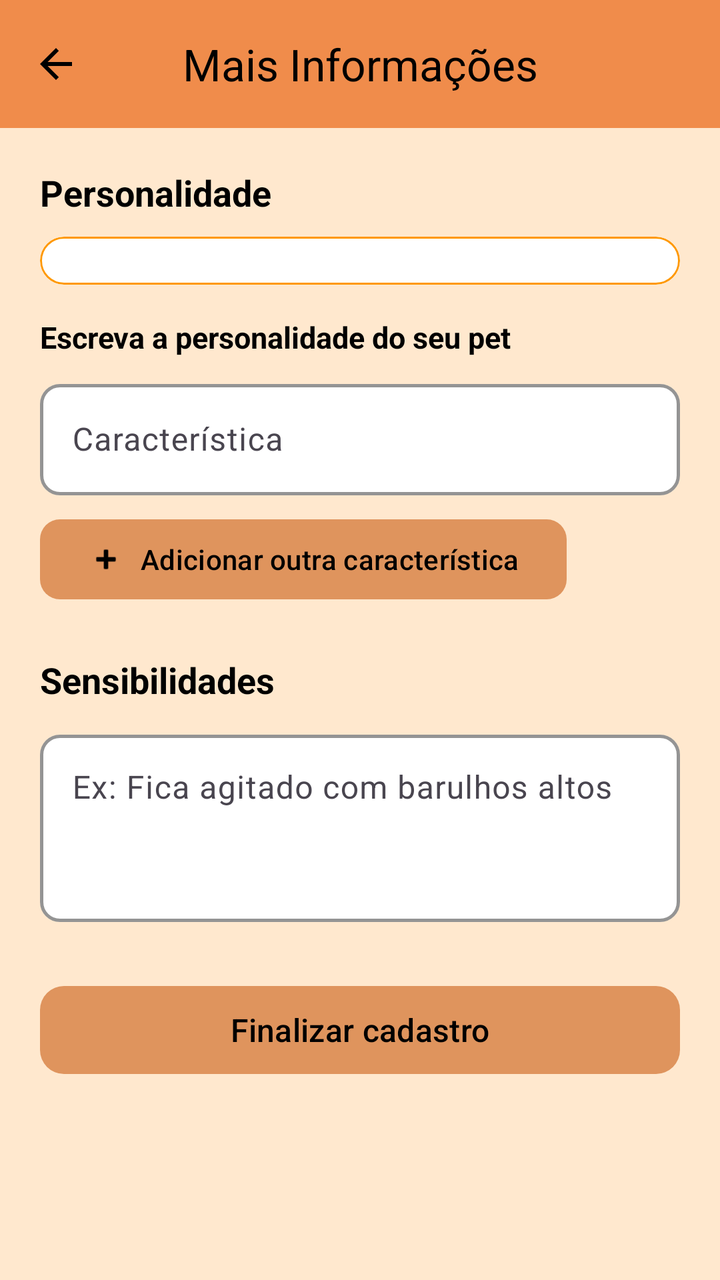
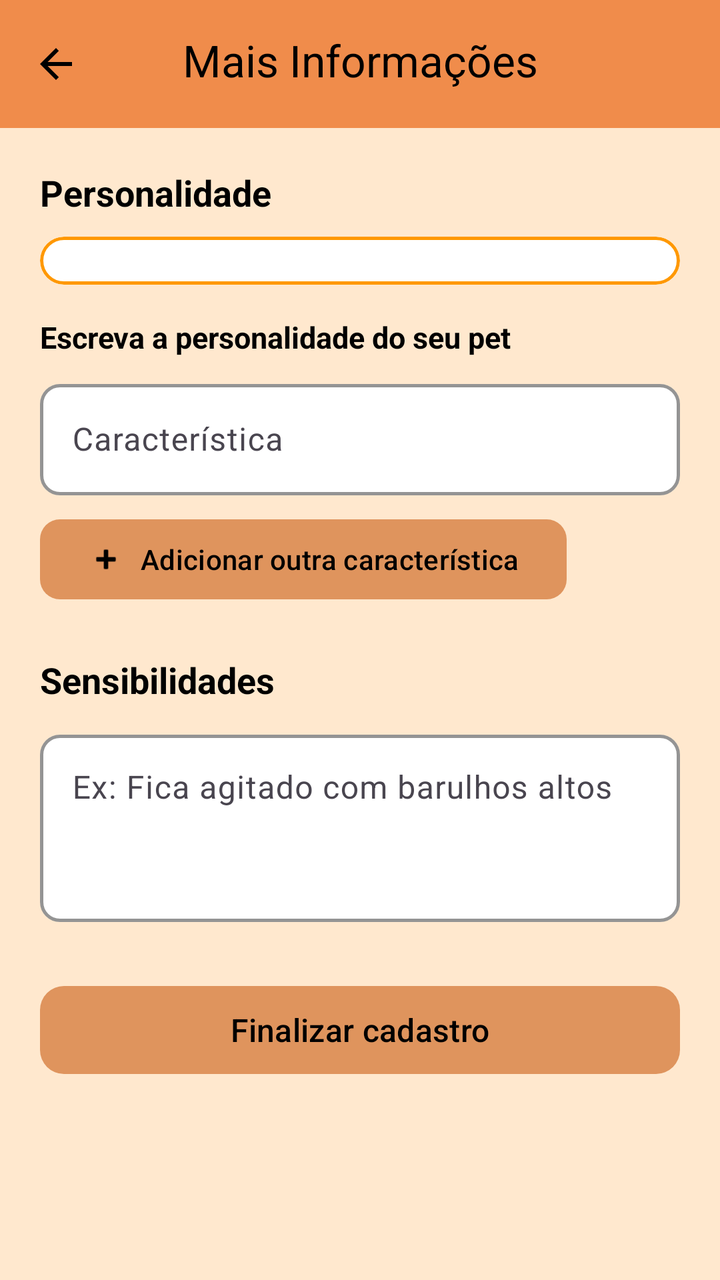

Compare the two renders of this Android layout. The source of the first and the diff that turns it into the second are given below.
<!-- AndroidManifest.xml: application theme Theme.ProtPetverso1 -->
<!-- res/layout/mais_info_pet_layout.xml -->
<?xml version="1.0" encoding="utf-8"?>
<LinearLayout xmlns:android="http://schemas.android.com/apk/res/android"
    xmlns:app="http://schemas.android.com/apk/res-auto"
    android:layout_width="match_parent"
    android:layout_height="match_parent"
    android:orientation="vertical"
    android:background="#FFE8CE">

    <com.google.android.material.appbar.MaterialToolbar
        android:id="@+id/toolbarMaisInfo"
        android:layout_width="match_parent"
        android:layout_height="?attr/actionBarSize"
        android:background="#F08C4B"
        app:navigationIcon="@drawable/baseline_arrow_back"
        app:navigationIconTint="#000000"
        app:title="Mais Informações"
        app:titleCentered="true"
        app:titleTextColor="#000000" />

    <ScrollView
        android:layout_width="match_parent"
        android:layout_height="0dp"
        android:layout_weight="1"
        android:fillViewport="true"
        android:clipToPadding="false">

        <LinearLayout
            android:layout_width="match_parent"
            android:layout_height="wrap_content"
            android:orientation="vertical"
            android:padding="20dp">

            <TextView
                android:layout_width="wrap_content"
                android:layout_height="wrap_content"
                android:text="Personalidade"
                android:textColor="#000000"
                android:textSize="18sp"
                android:textStyle="bold"
                android:layout_marginBottom="10dp" />

            <com.google.android.material.card.MaterialCardView
                android:layout_width="match_parent"
                android:layout_height="wrap_content"
                app:cardBackgroundColor="#FFFFFF"
                app:cardCornerRadius="12dp"
                app:strokeColor="#FF9800"
                app:strokeWidth="1dp"
                app:cardElevation="0dp"
                android:layout_marginBottom="16dp">

                <com.google.android.material.chip.ChipGroup
                    android:id="@+id/chipGroupPersonalidades"
                    android:layout_width="match_parent"
                    android:layout_height="wrap_content"
                    android:padding="12dp"
                    app:chipSpacingHorizontal="8dp"
                    app:chipSpacingVertical="8dp"
                    app:singleSelection="false" />
            </com.google.android.material.card.MaterialCardView>

            <TextView
                android:layout_width="wrap_content"
                android:layout_height="wrap_content"
                android:text="Escreva a personalidade do seu pet"
                android:textColor="#000000"
                android:textSize="15sp"
                android:textStyle="bold"
                android:layout_marginBottom="8dp" />

            <com.google.android.material.textfield.TextInputLayout
                android:id="@+id/ipNovaPersonalidade"
                android:layout_width="match_parent"
                android:layout_height="wrap_content"
                android:layout_marginBottom="8dp"
                android:hint="Característica"
                app:boxBackgroundMode="outline"
                app:boxBackgroundColor="#FFFFFF"
                app:boxStrokeColor="#FF9800"
                app:boxStrokeWidth="1.5dp"
                app:boxCornerRadiusTopStart="10dp"
                app:boxCornerRadiusTopEnd="10dp"
                app:boxCornerRadiusBottomStart="10dp"
                app:boxCornerRadiusBottomEnd="10dp">

                <com.google.android.material.textfield.TextInputEditText
                    android:id="@+id/edtNovaPersonalidade"
                    android:layout_width="match_parent"
                    android:layout_height="wrap_content"
                    android:inputType="textCapSentences"
                    android:maxLines="1"
                    android:textColor="#000000"
                    android:textColorHint="#AAAAAA" />
            </com.google.android.material.textfield.TextInputLayout>

            <com.google.android.material.button.MaterialButton
                android:id="@+id/btnAdicionarCaracteristica"
                android:layout_width="wrap_content"
                android:layout_height="wrap_content"
                android:text="Adicionar outra característica"
                android:textAllCaps="false"
                android:textColor="#000"
                app:icon="@android:drawable/ic_input_add"
                app:iconTint="#000"
                app:backgroundTint="#DF945D"
                app:cornerRadius="10dp"
                android:layout_marginBottom="24dp" />

            <TextView
                android:layout_width="wrap_content"
                android:layout_height="wrap_content"
                android:text="Sensibilidades"
                android:textColor="#000000"
                android:textSize="18sp"
                android:textStyle="bold"
                android:layout_marginBottom="10dp" />

            <com.google.android.material.textfield.TextInputLayout
                android:id="@+id/ipSensibilidades"
                android:layout_width="match_parent"
                android:layout_height="wrap_content"
                android:layout_marginBottom="28dp"
                android:hint="Ex: Fica agitado com barulhos altos"
                app:boxBackgroundMode="outline"
                app:boxBackgroundColor="#FFFFFF"
                app:boxStrokeColor="#FF9800"
                app:boxStrokeWidth="1.5dp"
                app:boxCornerRadiusTopStart="10dp"
                app:boxCornerRadiusTopEnd="10dp"
                app:boxCornerRadiusBottomStart="10dp"
                app:boxCornerRadiusBottomEnd="10dp">

                <com.google.android.material.textfield.TextInputEditText
                    android:id="@+id/edtSensibilidades"
                    android:layout_width="match_parent"
                    android:layout_height="wrap_content"
                    android:gravity="top|start"
                    android:inputType="textMultiLine"
                    android:minLines="3"
                    android:textColor="#000000"
                    android:textColorHint="#AAAAAA" />
            </com.google.android.material.textfield.TextInputLayout>

            <com.google.android.material.button.MaterialButton
                android:id="@+id/btnFinalizarCadastro"
                android:layout_width="match_parent"
                android:layout_height="52dp"
                android:text="Finalizar cadastro"
                android:textAllCaps="false"
                android:textColor="#000"
                android:textSize="16sp"
                app:backgroundTint="#DF945D"
                app:cornerRadius="12dp" />

        </LinearLayout>
    </ScrollView>
</LinearLayout>
<!-- resources referenced by this layout -->
<resources>
  <!-- drawable baseline_arrow_back (drawable) -->
  <vector xmlns:android="http://schemas.android.com/apk/res/android" android:autoMirrored="true" android:height="24dp" android:tint="#000000" android:viewportHeight="24" android:viewportWidth="24" android:width="24dp">
        
      <path android:fillColor="@android:color/white" android:pathData="M20,11H7.83l5.59,-5.59L12,4l-8,8 8,8 1.41,-1.41L7.83,13H20v-2z"/>
      
  </vector>
  <style name="Theme.ProtPetverso1" parent="Base.Theme.ProtPetverso1">
      </style>
  <style name="Base.Theme.ProtPetverso1" parent="Theme.Material3.DayNight.NoActionBar">
          
          
      </style>
</resources>

<!-- the commit's change to res/layout/mais_info_pet_layout.xml (unified diff, before → after) -->
@@ -1,53 +1,62 @@
 <?xml version="1.0" encoding="utf-8"?>
 <LinearLayout xmlns:android="http://schemas.android.com/apk/res/android"
     xmlns:app="http://schemas.android.com/apk/res-auto"
+    android:id="@+id/rootMaisInfo"
     android:layout_width="match_parent"
     android:layout_height="match_parent"
     android:orientation="vertical"
     android:background="#FFE8CE">
 
+    
     <com.google.android.material.appbar.MaterialToolbar
         android:id="@+id/toolbarMaisInfo"
         android:layout_width="match_parent"
-        android:layout_height="?attr/actionBarSize"
+        android:layout_height="wrap_content"
+        android:minHeight="?attr/actionBarSize"
         android:background="#F08C4B"
+        android:paddingBottom="4dp"
         app:navigationIcon="@drawable/baseline_arrow_back"
         app:navigationIconTint="#000000"
         app:title="Mais Informações"
         app:titleCentered="true"
         app:titleTextColor="#000000" />
 
-    <ScrollView
+    <androidx.core.widget.NestedScrollView
+        android:id="@+id/scrollMaisInfo"
         android:layout_width="match_parent"
         android:layout_height="0dp"
         android:layout_weight="1"
         android:fillViewport="true"
-        android:clipToPadding="false">
+        android:clipToPadding="false"
+        android:isScrollContainer="true"
+        android:overScrollMode="never">
 
         <LinearLayout
             android:layout_width="match_parent"
             android:layout_height="wrap_content"
             android:orientation="vertical"
-            android:padding="20dp">
+            android:paddingHorizontal="20dp"
+            android:paddingTop="20dp"
+            android:paddingBottom="48dp">
 
             <TextView
                 android:layout_width="wrap_content"
                 android:layout_height="wrap_content"
+                android:layout_marginBottom="10dp"
                 android:text="Personalidade"
                 android:textColor="#000000"
                 android:textSize="18sp"
-                android:textStyle="bold"
-                android:layout_marginBottom="10dp" />
+                android:textStyle="bold" />
 
             <com.google.android.material.card.MaterialCardView
                 android:layout_width="match_parent"
                 android:layout_height="wrap_content"
+                android:layout_marginBottom="16dp"
                 app:cardBackgroundColor="#FFFFFF"
                 app:cardCornerRadius="12dp"
+                app:cardElevation="0dp"
                 app:strokeColor="#FF9800"
-                app:strokeWidth="1dp"
-                app:cardElevation="0dp"
-                android:layout_marginBottom="16dp">
+                app:strokeWidth="1.5dp">
 
                 <com.google.android.material.chip.ChipGroup
                     android:id="@+id/chipGroupPersonalidades"
@@ -62,11 +71,11 @@
             <TextView
                 android:layout_width="wrap_content"
                 android:layout_height="wrap_content"
+                android:layout_marginBottom="8dp"
                 android:text="Escreva a personalidade do seu pet"
                 android:textColor="#000000"
                 android:textSize="15sp"
-                android:textStyle="bold"
-                android:layout_marginBottom="8dp" />
+                android:textStyle="bold" />
 
             <com.google.android.material.textfield.TextInputLayout
                 android:id="@+id/ipNovaPersonalidade"
@@ -89,6 +98,7 @@
                     android:layout_height="wrap_content"
                     android:inputType="textCapSentences"
                     android:maxLines="1"
+                    android:imeOptions="actionDone"
                     android:textColor="#000000"
                     android:textColorHint="#AAAAAA" />
             </com.google.android.material.textfield.TextInputLayout>
@@ -97,23 +107,23 @@
                 android:id="@+id/btnAdicionarCaracteristica"
                 android:layout_width="wrap_content"
                 android:layout_height="wrap_content"
+                android:layout_marginBottom="24dp"
                 android:text="Adicionar outra característica"
                 android:textAllCaps="false"
-                android:textColor="#000"
-                app:icon="@android:drawable/ic_input_add"
-                app:iconTint="#000"
+                android:textColor="#000000"
                 app:backgroundTint="#DF945D"
                 app:cornerRadius="10dp"
-                android:layout_marginBottom="24dp" />
+                app:icon="@android:drawable/ic_input_add"
+                app:iconTint="#000000" />
 
             <TextView
                 android:layout_width="wrap_content"
                 android:layout_height="wrap_content"
+                android:layout_marginBottom="10dp"
                 android:text="Sensibilidades"
                 android:textColor="#000000"
                 android:textSize="18sp"
-                android:textStyle="bold"
-                android:layout_marginBottom="10dp" />
+                android:textStyle="bold" />
 
             <com.google.android.material.textfield.TextInputLayout
                 android:id="@+id/ipSensibilidades"
@@ -135,7 +145,7 @@
                     android:layout_width="match_parent"
                     android:layout_height="wrap_content"
                     android:gravity="top|start"
-                    android:inputType="textMultiLine"
+                    android:inputType="textMultiLine|textCapSentences"
                     android:minLines="3"
                     android:textColor="#000000"
                     android:textColorHint="#AAAAAA" />
@@ -147,11 +157,11 @@
                 android:layout_height="52dp"
                 android:text="Finalizar cadastro"
                 android:textAllCaps="false"
-                android:textColor="#000"
+                android:textColor="#000000"
                 android:textSize="16sp"
                 app:backgroundTint="#DF945D"
                 app:cornerRadius="12dp" />
 
         </LinearLayout>
-    </ScrollView>
+    </androidx.core.widget.NestedScrollView>
 </LinearLayout>
